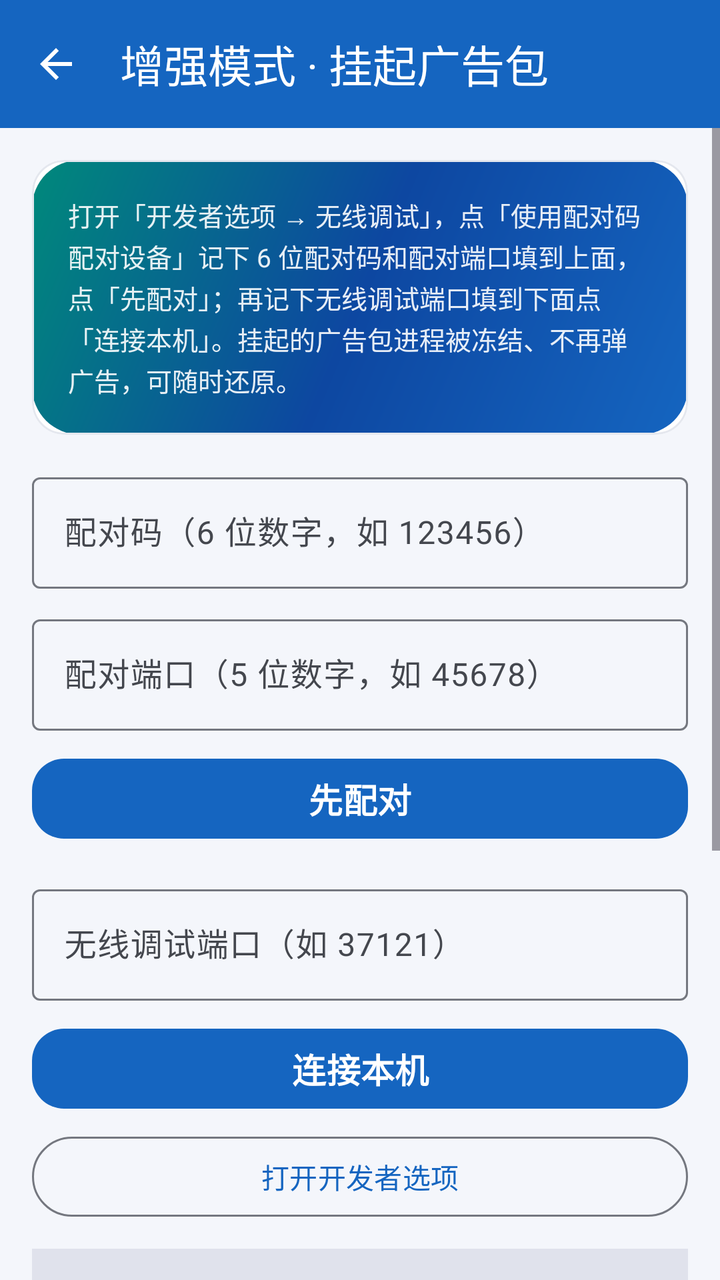
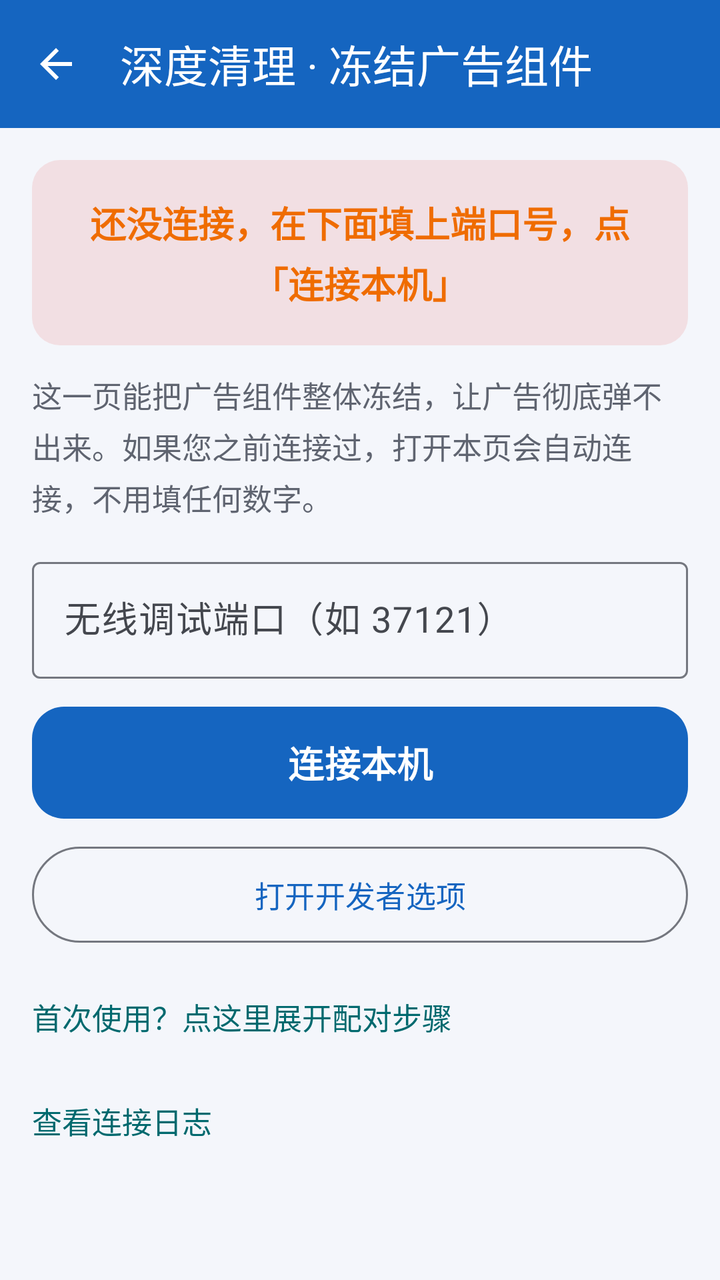

An Android layout rendered at two revisions. The XML below is the earlier revision; the diff shows what the commit changed to produce the second picture.
<!-- AndroidManifest.xml: application theme Theme.AdCleaner -->
<!-- res/layout/activity_wireless_debug.xml -->
<?xml version="1.0" encoding="utf-8"?>
<LinearLayout xmlns:android="http://schemas.android.com/apk/res/android"
    xmlns:app="http://schemas.android.com/apk/res-auto"
    android:layout_width="match_parent"
    android:layout_height="match_parent"
    android:orientation="vertical"
    android:background="@color/bg_light">

    <com.google.android.material.appbar.MaterialToolbar
        android:id="@+id/toolbar"
        style="@style/Widget.AdCleaner.Toolbar"
        android:layout_width="match_parent"
        android:layout_height="?attr/actionBarSize"
        app:title="@string/wd_title"
        app:navigationIcon="@drawable/ic_back" />

    <ScrollView
        android:layout_width="match_parent"
        android:layout_height="match_parent"
        android:fillViewport="true">

        <LinearLayout
            android:layout_width="match_parent"
            android:layout_height="wrap_content"
            android:orientation="vertical"
            android:padding="16dp">

            
            <com.google.android.material.card.MaterialCardView
                android:layout_width="match_parent"
                android:layout_height="wrap_content"
                app:cardCornerRadius="16dp"
                app:cardElevation="0dp">

                <LinearLayout
                    android:layout_width="match_parent"
                    android:layout_height="wrap_content"
                    android:orientation="vertical"
                    android:padding="18dp"
                    android:background="@drawable/gradient_hero">

                    <TextView
                        android:layout_width="wrap_content"
                        android:layout_height="wrap_content"
                        android:text="@string/wd_intro"
                        android:textColor="#E6FFFFFF"
                        android:textSize="13sp"
                        android:lineSpacingExtra="2dp" />
                </LinearLayout>
            </com.google.android.material.card.MaterialCardView>

            
            <com.google.android.material.textfield.TextInputLayout
                style="@style/Widget.Material3.TextInputLayout.OutlinedBox"
                android:layout_width="match_parent"
                android:layout_height="wrap_content"
                android:layout_marginTop="16dp"
                android:hint="@string/wd_pair_code_hint">

                <com.google.android.material.textfield.TextInputEditText
                    android:id="@+id/etPairCode"
                    android:layout_width="match_parent"
                    android:layout_height="wrap_content"
                    android:inputType="number"
                    android:imeOptions="actionDone"
                    android:maxLength="6" />
            </com.google.android.material.textfield.TextInputLayout>

            <com.google.android.material.textfield.TextInputLayout
                style="@style/Widget.Material3.TextInputLayout.OutlinedBox"
                android:layout_width="match_parent"
                android:layout_height="wrap_content"
                android:layout_marginTop="10dp"
                android:hint="@string/wd_pair_port_hint">

                <com.google.android.material.textfield.TextInputEditText
                    android:id="@+id/etPairPort"
                    android:layout_width="match_parent"
                    android:layout_height="wrap_content"
                    android:inputType="number"
                    android:imeOptions="actionDone"
                    android:maxLength="5" />
            </com.google.android.material.textfield.TextInputLayout>

            <com.google.android.material.button.MaterialButton
                android:id="@+id/btnPair"
                style="@style/Widget.AdCleaner.Button.Primary"
                android:layout_width="match_parent"
                android:layout_height="wrap_content"
                android:layout_marginTop="10dp"
                android:text="@string/wd_btn_pair" />

            
            <com.google.android.material.textfield.TextInputLayout
                style="@style/Widget.Material3.TextInputLayout.OutlinedBox"
                android:layout_width="match_parent"
                android:layout_height="wrap_content"
                android:layout_marginTop="16dp"
                android:hint="@string/wd_port_hint">

                <com.google.android.material.textfield.TextInputEditText
                    android:id="@+id/etPort"
                    android:layout_width="match_parent"
                    android:layout_height="wrap_content"
                    android:inputType="number"
                    android:imeOptions="actionDone"
                    android:maxLength="5" />
            </com.google.android.material.textfield.TextInputLayout>

            <com.google.android.material.button.MaterialButton
                android:id="@+id/btnConnect"
                style="@style/Widget.AdCleaner.Button.Primary"
                android:layout_width="match_parent"
                android:layout_height="wrap_content"
                android:layout_marginTop="10dp"
                android:text="@string/wd_btn_connect" />

            <com.google.android.material.button.MaterialButton
                android:id="@+id/btnOpenSettings"
                android:layout_width="match_parent"
                android:layout_height="wrap_content"
                android:layout_marginTop="6dp"
                android:text="@string/wd_btn_open_settings"
                style="@style/Widget.Material3.Button.OutlinedButton" />

            
            <TextView
                android:id="@+id/tvStatus"
                android:layout_width="match_parent"
                android:layout_height="wrap_content"
                android:layout_marginTop="12dp"
                android:text="@string/wd_status_idle"
                android:textColor="@color/text_secondary"
                android:textSize="14sp"
                android:padding="12dp"
                android:background="@color/m3_surfaceVariant" />

            
            <TextView
                android:layout_width="wrap_content"
                android:layout_height="wrap_content"
                android:layout_marginTop="16dp"
                android:text="@string/wd_packages_title"
                android:textStyle="bold"
                android:textSize="15sp"
                android:textColor="@color/text_primary" />

            <LinearLayout
                android:id="@+id/containerPackages"
                android:layout_width="match_parent"
                android:layout_height="wrap_content"
                android:orientation="vertical"
                android:layout_marginTop="6dp"
                android:visibility="gone" />

            
            <TextView
                android:layout_width="wrap_content"
                android:layout_height="wrap_content"
                android:layout_marginTop="16dp"
                android:text="@string/wd_log"
                android:textStyle="bold"
                android:textSize="13sp"
                android:textColor="@color/text_primary" />

            
            <androidx.core.widget.NestedScrollView
                android:id="@+id/svLog"
                android:layout_width="match_parent"
                android:layout_height="220dp"
                android:layout_marginTop="4dp"
                android:background="@color/m3_surfaceVariant"
                android:fillViewport="true">

                <TextView
                    android:id="@+id/tvLog"
                    android:layout_width="match_parent"
                    android:layout_height="wrap_content"
                    android:padding="8dp"
                    android:fontFamily="monospace"
                    android:textSize="12sp"
                    android:textColor="@color/text_primary" />
            </androidx.core.widget.NestedScrollView>

        </LinearLayout>
    </ScrollView>
</LinearLayout>
<!-- resources referenced by this layout -->
<resources>
  <color name="bg_light">#F4F6FB</color>
  <color name="m3_surfaceVariant">#E0E2EC</color>
  <color name="text_primary">#1A1A2E</color>
  <color name="text_secondary">#5F6470</color>
  <!-- drawable gradient_hero (drawable) -->
  <?xml version="1.0" encoding="utf-8"?>
  <shape xmlns:android="http://schemas.android.com/apk/res/android"
      android:shape="rectangle">
      <gradient
          android:startColor="@color/brand_blue"
          android:centerColor="@color/brand_blue_dark"
          android:endColor="@color/brand_teal"
          android:angle="135" />
      <corners android:radius="24dp" />
  </shape>
  <string name="wd_btn_connect">连接本机</string>
  <string name="wd_btn_open_settings">打开开发者选项</string>
  <string name="wd_btn_pair">先配对</string>
  <string name="wd_intro">打开「开发者选项 → 无线调试」，点「使用配对码配对设备」记下 6 位配对码和配对端口填到上面，点「先配对」；再记下无线调试端口填到下面点「连接本机」。挂起的广告包进程被冻结、不再弹广告，可随时还原。</string>
  <string name="wd_log">日志</string>
  <string name="wd_packages_title">常见广告 / 推荐组件</string>
  <string name="wd_pair_code_hint">配对码（6 位数字，如 123456）</string>
  <string name="wd_pair_port_hint">配对端口（5 位数字，如 45678）</string>
  <string name="wd_port_hint">无线调试端口（如 37121）</string>
  <string name="wd_status_idle">未连接。填端口后点「连接本机」。</string>
  <string name="wd_title">增强模式 · 挂起广告包</string>
  <style name="Widget.AdCleaner.Toolbar" parent="Widget.Material3.Toolbar">
          <item name="android:background">@color/m3_primary</item>
          <item name="titleTextColor">@color/m3_onPrimary</item>
          <item name="navigationIconTint">@color/m3_onPrimary</item>
      </style>
  <color name="brand_blue">#1565C0</color>
  <color name="brand_blue_dark">#0D47A1</color>
  <color name="brand_teal">#00897B</color>
  <color name="white">#FFFFFFFF</color>
  <color name="m3_primary">#1565C0</color>
  <color name="m3_onPrimary">#FFFFFF</color>
  <color name="m3_primaryContainer">#D8E2FF</color>
  <color name="m3_onPrimaryContainer">#001B3F</color>
  <color name="m3_secondary">#00696E</color>
  <color name="m3_onSecondary">#FFFFFF</color>
  <color name="m3_secondaryContainer">#9CF1F5</color>
  <color name="m3_onSecondaryContainer">#002022</color>
  <color name="m3_tertiary">#7A5900</color>
  <color name="m3_onTertiary">#FFFFFF</color>
  <color name="m3_error">#BA1A1A</color>
  <color name="m3_onError">#FFFFFF</color>
  <color name="m3_errorContainer">#FFDAD6</color>
  <color name="m3_onErrorContainer">#410002</color>
  <color name="m3_surface">#F8F9FF</color>
  <color name="m3_onSurface">#191C20</color>
  <color name="m3_onSurfaceVariant">#44474E</color>
  <color name="m3_outline">#74777F</color>
  <color name="m3_outlineVariant">#C4C6D0</color>
  <color name="brand_blue_light">#42A5F5</color>
  <color name="bg_page">#F4F6FB</color>
  <style name="Widget.AdCleaner.CardView" parent="Widget.Material3.CardView.Filled">
          <item name="cardCornerRadius">20dp</item>
          <item name="cardBackgroundColor">@color/bg_card</item>
          <item name="cardElevation">0dp</item>
          <item name="strokeColor">@color/divider</item>
          <item name="strokeWidth">1dp</item>
      </style>
  <color name="bg_card">#FFFFFF</color>
  <color name="divider">#E4E7EE</color>
  <!-- unchanged entries left out for length: 3 -->
</resources>

<!-- the commit's change to res/layout/activity_wireless_debug.xml (unified diff, before → after) -->
@@ -11,7 +11,7 @@
         style="@style/Widget.AdCleaner.Toolbar"
         android:layout_width="match_parent"
         android:layout_height="?attr/actionBarSize"
-        app:title="@string/wd_title"
+        app:title="@string/wd_title_elder"
         app:navigationIcon="@drawable/ic_back" />
 
     <ScrollView
@@ -26,149 +26,211 @@
             android:padding="16dp">
 
             
-            <com.google.android.material.card.MaterialCardView
-                android:layout_width="match_parent"
-                android:layout_height="wrap_content"
-                app:cardCornerRadius="16dp"
-                app:cardElevation="0dp">
-
-                <LinearLayout
-                    android:layout_width="match_parent"
-                    android:layout_height="wrap_content"
-                    android:orientation="vertical"
-                    android:padding="18dp"
-                    android:background="@drawable/gradient_hero">
-
-                    <TextView
-                        android:layout_width="wrap_content"
-                        android:layout_height="wrap_content"
-                        android:text="@string/wd_intro"
-                        android:textColor="#E6FFFFFF"
-                        android:textSize="13sp"
-                        android:lineSpacingExtra="2dp" />
-                </LinearLayout>
-            </com.google.android.material.card.MaterialCardView>
-
-            
-            <com.google.android.material.textfield.TextInputLayout
-                style="@style/Widget.Material3.TextInputLayout.OutlinedBox"
-                android:layout_width="match_parent"
-                android:layout_height="wrap_content"
-                android:layout_marginTop="16dp"
-                android:hint="@string/wd_pair_code_hint">
-
-                <com.google.android.material.textfield.TextInputEditText
-                    android:id="@+id/etPairCode"
-                    android:layout_width="match_parent"
-                    android:layout_height="wrap_content"
-                    android:inputType="number"
-                    android:imeOptions="actionDone"
-                    android:maxLength="6" />
-            </com.google.android.material.textfield.TextInputLayout>
-
-            <com.google.android.material.textfield.TextInputLayout
-                style="@style/Widget.Material3.TextInputLayout.OutlinedBox"
-                android:layout_width="match_parent"
-                android:layout_height="wrap_content"
-                android:layout_marginTop="10dp"
-                android:hint="@string/wd_pair_port_hint">
-
-                <com.google.android.material.textfield.TextInputEditText
-                    android:id="@+id/etPairPort"
-                    android:layout_width="match_parent"
-                    android:layout_height="wrap_content"
-                    android:inputType="number"
-                    android:imeOptions="actionDone"
-                    android:maxLength="5" />
-            </com.google.android.material.textfield.TextInputLayout>
-
-            <com.google.android.material.button.MaterialButton
-                android:id="@+id/btnPair"
-                style="@style/Widget.AdCleaner.Button.Primary"
-                android:layout_width="match_parent"
-                android:layout_height="wrap_content"
-                android:layout_marginTop="10dp"
-                android:text="@string/wd_btn_pair" />
-
-            
-            <com.google.android.material.textfield.TextInputLayout
-                style="@style/Widget.Material3.TextInputLayout.OutlinedBox"
-                android:layout_width="match_parent"
-                android:layout_height="wrap_content"
-                android:layout_marginTop="16dp"
-                android:hint="@string/wd_port_hint">
-
-                <com.google.android.material.textfield.TextInputEditText
-                    android:id="@+id/etPort"
-                    android:layout_width="match_parent"
-                    android:layout_height="wrap_content"
-                    android:inputType="number"
-                    android:imeOptions="actionDone"
-                    android:maxLength="5" />
-            </com.google.android.material.textfield.TextInputLayout>
-
-            <com.google.android.material.button.MaterialButton
-                android:id="@+id/btnConnect"
-                style="@style/Widget.AdCleaner.Button.Primary"
-                android:layout_width="match_parent"
-                android:layout_height="wrap_content"
-                android:layout_marginTop="10dp"
-                android:text="@string/wd_btn_connect" />
-
-            <com.google.android.material.button.MaterialButton
-                android:id="@+id/btnOpenSettings"
-                android:layout_width="match_parent"
-                android:layout_height="wrap_content"
-                android:layout_marginTop="6dp"
-                android:text="@string/wd_btn_open_settings"
-                style="@style/Widget.Material3.Button.OutlinedButton" />
-
-            
             <TextView
                 android:id="@+id/tvStatus"
                 android:layout_width="match_parent"
                 android:layout_height="wrap_content"
-                android:layout_marginTop="12dp"
-                android:text="@string/wd_status_idle"
+                android:padding="18dp"
+                android:gravity="center"
+                android:text="@string/wd_status_idle_elder"
+                android:textColor="@color/warn_orange"
+                android:textSize="18sp"
+                android:textStyle="bold"
+                android:background="@drawable/bg_status_danger"
+                android:lineSpacingExtra="4dp" />
+
+            
+            <TextView
+                android:layout_width="match_parent"
+                android:layout_height="wrap_content"
+                android:layout_marginTop="14dp"
+                android:text="@string/wd_intro_elder"
                 android:textColor="@color/text_secondary"
-                android:textSize="14sp"
-                android:padding="12dp"
-                android:background="@color/m3_surfaceVariant" />
+                android:textSize="15sp"
+                android:lineSpacingExtra="4dp" />
+
+            
+            <LinearLayout
+                android:id="@+id/containerActions"
+                android:layout_width="match_parent"
+                android:layout_height="wrap_content"
+                android:orientation="vertical"
+                android:visibility="gone">
+
+                <com.google.android.material.button.MaterialButton
+                    android:id="@+id/btnEnableAccessibility"
+                    style="@style/Widget.AdCleaner.Button.Secondary"
+                    android:layout_width="match_parent"
+                    android:layout_height="64dp"
+                    android:layout_marginTop="16dp"
+                    android:textSize="17sp"
+                    android:text="@string/wd_btn_enable_acc"
+                    app:icon="@drawable/ic_accessibility"
+                    app:iconSize="22dp" />
+
+                <com.google.android.material.button.MaterialButton
+                    android:id="@+id/btnSuspendAll"
+                    style="@style/Widget.AdCleaner.Button.Primary"
+                    android:layout_width="match_parent"
+                    android:layout_height="72dp"
+                    android:layout_marginTop="12dp"
+                    android:textSize="20sp"
+                    android:text="@string/wd_btn_suspend_all"
+                    app:iconGravity="textStart" />
+
+                <com.google.android.material.button.MaterialButton
+                    android:id="@+id/btnUnsuspendAll"
+                    style="@style/Widget.Material3.Button.OutlinedButton"
+                    android:layout_width="match_parent"
+                    android:layout_height="60dp"
+                    android:layout_marginTop="10dp"
+                    android:textSize="17sp"
+                    android:text="@string/wd_btn_unsuspend_all" />
+
+                <TextView
+                    android:id="@+id/btnTogglePkgList"
+                    android:layout_width="wrap_content"
+                    android:layout_height="wrap_content"
+                    android:layout_marginTop="14dp"
+                    android:paddingTop="8dp"
+                    android:paddingBottom="8dp"
+                    android:text="@string/wd_toggle_pkg_list"
+                    android:textColor="@color/m3_secondary"
+                    android:textSize="15sp" />
+
+                
+                <LinearLayout
+                    android:id="@+id/containerPackages"
+                    android:layout_width="match_parent"
+                    android:layout_height="wrap_content"
+                    android:orientation="vertical"
+                    android:layout_marginTop="6dp"
+                    android:visibility="gone" />
+            </LinearLayout>
+
+            
+            <LinearLayout
+                android:id="@+id/containerConnect"
+                android:layout_width="match_parent"
+                android:layout_height="wrap_content"
+                android:orientation="vertical">
+
+                <com.google.android.material.textfield.TextInputLayout
+                    style="@style/Widget.Material3.TextInputLayout.OutlinedBox"
+                    android:layout_width="match_parent"
+                    android:layout_height="wrap_content"
+                    android:layout_marginTop="16dp"
+                    android:hint="@string/wd_port_hint">
+
+                    <com.google.android.material.textfield.TextInputEditText
+                        android:id="@+id/etPort"
+                        android:layout_width="match_parent"
+                        android:layout_height="wrap_content"
+                        android:textSize="18sp"
+                        android:inputType="number"
+                        android:imeOptions="actionDone"
+                        android:maxLength="5" />
+                </com.google.android.material.textfield.TextInputLayout>
+
+                <com.google.android.material.button.MaterialButton
+                    android:id="@+id/btnConnect"
+                    style="@style/Widget.AdCleaner.Button.Primary"
+                    android:layout_width="match_parent"
+                    android:layout_height="64dp"
+                    android:layout_marginTop="10dp"
+                    android:textSize="18sp"
+                    android:text="@string/wd_btn_connect" />
+
+                <com.google.android.material.button.MaterialButton
+                    android:id="@+id/btnOpenSettings"
+                    style="@style/Widget.Material3.Button.OutlinedButton"
+                    android:layout_width="match_parent"
+                    android:layout_height="56dp"
+                    android:layout_marginTop="6dp"
+                    android:textSize="15sp"
+                    android:text="@string/wd_btn_open_settings" />
+
+                
+                <TextView
+                    android:id="@+id/btnTogglePair"
+                    android:layout_width="wrap_content"
+                    android:layout_height="wrap_content"
+                    android:layout_marginTop="14dp"
+                    android:paddingTop="8dp"
+                    android:paddingBottom="8dp"
+                    android:text="@string/wd_toggle_pair"
+                    android:textColor="@color/m3_secondary"
+                    android:textSize="15sp" />
+
+                <LinearLayout
+                    android:id="@+id/containerPair"
+                    android:layout_width="match_parent"
+                    android:layout_height="wrap_content"
+                    android:orientation="vertical"
+                    android:visibility="gone">
+
+                    <com.google.android.material.textfield.TextInputLayout
+                        style="@style/Widget.Material3.TextInputLayout.OutlinedBox"
+                        android:layout_width="match_parent"
+                        android:layout_height="wrap_content"
+                        android:hint="@string/wd_pair_code_hint">
+
+                        <com.google.android.material.textfield.TextInputEditText
+                            android:id="@+id/etPairCode"
+                            android:layout_width="match_parent"
+                            android:layout_height="wrap_content"
+                            android:textSize="18sp"
+                            android:inputType="number"
+                            android:imeOptions="actionDone"
+                            android:maxLength="6" />
+                    </com.google.android.material.textfield.TextInputLayout>
+
+                    <com.google.android.material.textfield.TextInputLayout
+                        style="@style/Widget.Material3.TextInputLayout.OutlinedBox"
+                        android:layout_width="match_parent"
+                        android:layout_height="wrap_content"
+                        android:layout_marginTop="10dp"
+                        android:hint="@string/wd_pair_port_hint">
+
+                        <com.google.android.material.textfield.TextInputEditText
+                            android:id="@+id/etPairPort"
+                            android:layout_width="match_parent"
+                            android:layout_height="wrap_content"
+                            android:textSize="18sp"
+                            android:inputType="number"
+                            android:imeOptions="actionDone"
+                            android:maxLength="5" />
+                    </com.google.android.material.textfield.TextInputLayout>
+
+                    <com.google.android.material.button.MaterialButton
+                        android:id="@+id/btnPair"
+                        style="@style/Widget.AdCleaner.Button.Primary"
+                        android:layout_width="match_parent"
+                        android:layout_height="56dp"
+                        android:layout_marginTop="10dp"
+                        android:textSize="16sp"
+                        android:text="@string/wd_btn_pair" />
+                </LinearLayout>
+            </LinearLayout>
 
             
             <TextView
+                android:id="@+id/btnToggleLog"
                 android:layout_width="wrap_content"
                 android:layout_height="wrap_content"
-                android:layout_marginTop="16dp"
-                android:text="@string/wd_packages_title"
-                android:textStyle="bold"
-                android:textSize="15sp"
-                android:textColor="@color/text_primary" />
-
-            <LinearLayout
-                android:id="@+id/containerPackages"
-                android:layout_width="match_parent"
-                android:layout_height="wrap_content"
-                android:orientation="vertical"
-                android:layout_marginTop="6dp"
-                android:visibility="gone" />
-
-            
-            <TextView
-                android:layout_width="wrap_content"
-                android:layout_height="wrap_content"
-                android:layout_marginTop="16dp"
-                android:text="@string/wd_log"
-                android:textStyle="bold"
-                android:textSize="13sp"
-                android:textColor="@color/text_primary" />
-
-            
+                android:layout_marginTop="14dp"
+                android:paddingTop="8dp"
+                android:paddingBottom="8dp"
+                android:text="@string/wd_toggle_log"
+                android:textColor="@color/m3_secondary"
+                android:textSize="15sp" />
+
             <androidx.core.widget.NestedScrollView
                 android:id="@+id/svLog"
                 android:layout_width="match_parent"
                 android:layout_height="220dp"
                 android:layout_marginTop="4dp"
+                android:visibility="gone"
                 android:background="@color/m3_surfaceVariant"
                 android:fillViewport="true">
 
@@ -177,8 +239,7 @@
                     android:layout_width="match_parent"
                     android:layout_height="wrap_content"
                     android:padding="8dp"
-                    android:fontFamily="monospace"
-                    android:textSize="12sp"
+                    android:textSize="13sp"
                     android:textColor="@color/text_primary" />
             </androidx.core.widget.NestedScrollView>
 
<!-- resource entries referenced after the edit -->
@@ -4,36 +4,48 @@
   <color name="m3_surfaceVariant">#E0E2EC</color>
   <color name="text_primary">#1A1A2E</color>
   <color name="text_secondary">#5F6470</color>
-  <!-- drawable gradient_hero (drawable) -->
+  <color name="warn_orange">#EF6C00</color>
+  <!-- drawable bg_status_danger (drawable) -->
   <?xml version="1.0" encoding="utf-8"?>
   <shape xmlns:android="http://schemas.android.com/apk/res/android"
       android:shape="rectangle">
-      <gradient
-          android:startColor="@color/brand_blue"
-          android:centerColor="@color/brand_blue_dark"
-          android:endColor="@color/brand_teal"
-          android:angle="135" />
-      <corners android:radius="24dp" />
+      <solid android:color="@color/danger_bg" />
+      <corners android:radius="14dp" />
   </shape>
+  <!-- drawable ic_accessibility (drawable) -->
+  <vector xmlns:android="http://schemas.android.com/apk/res/android"
+      android:width="24dp" android:height="24dp"
+      android:viewportWidth="24" android:viewportHeight="24"
+      android:tint="?attr/colorOnPrimary">
+      <path android:fillColor="@android:color/white"
+          android:pathData="M12,2c1.1,0 2,0.9 2,2s-0.9,2 -2,2 -2,-0.9 -2,-2 0.9,-2 2,-2zM19,13h-3v8h-2v-4h-2v4H8v-8H5v-2h14z" />
+  </vector>
   <string name="wd_btn_connect">连接本机</string>
+  <string name="wd_btn_enable_acc">帮我把无障碍权限也打开</string>
   <string name="wd_btn_open_settings">打开开发者选项</string>
   <string name="wd_btn_pair">先配对</string>
-  <string name="wd_intro">打开「开发者选项 → 无线调试」，点「使用配对码配对设备」记下 6 位配对码和配对端口填到上面，点「先配对」；再记下无线调试端口填到下面点「连接本机」。挂起的广告包进程被冻结、不再弹广告，可随时还原。</string>
-  <string name="wd_log">日志</string>
-  <string name="wd_packages_title">常见广告 / 推荐组件</string>
+  <string name="wd_btn_suspend_all">一键冻结全部广告组件</string>
+  <string name="wd_btn_unsuspend_all">全部还原（恢复广告组件）</string>
+  <string name="wd_intro_elder">这一页能把广告组件整体冻结，让广告彻底弹不出来。如果您之前连接过，打开本页会自动连接，不用填任何数字。</string>
   <string name="wd_pair_code_hint">配对码（6 位数字，如 123456）</string>
   <string name="wd_pair_port_hint">配对端口（5 位数字，如 45678）</string>
   <string name="wd_port_hint">无线调试端口（如 37121）</string>
-  <string name="wd_status_idle">未连接。填端口后点「连接本机」。</string>
-  <string name="wd_title">增强模式 · 挂起广告包</string>
+  <string name="wd_status_idle_elder">还没连接，在下面填上端口号，点「连接本机」</string>
+  <string name="wd_title_elder">深度清理 · 冻结广告组件</string>
+  <string name="wd_toggle_log">查看连接日志</string>
+  <string name="wd_toggle_pair">首次使用？点这里展开配对步骤</string>
+  <string name="wd_toggle_pkg_list">查看每个广告组件（高级）</string>
+  <style name="Widget.AdCleaner.Button.Secondary" parent="Widget.Material3.Button.TonalButton">
+          <item name="cornerRadius">14dp</item>
+          <item name="iconGravity">textStart</item>
+          <item name="iconPadding">8dp</item>
+      </style>
   <style name="Widget.AdCleaner.Toolbar" parent="Widget.Material3.Toolbar">
           <item name="android:background">@color/m3_primary</item>
           <item name="titleTextColor">@color/m3_onPrimary</item>
           <item name="navigationIconTint">@color/m3_onPrimary</item>
       </style>
-  <color name="brand_blue">#1565C0</color>
-  <color name="brand_blue_dark">#0D47A1</color>
-  <color name="brand_teal">#00897B</color>
+  <color name="danger_bg">#1FE53935</color>
   <color name="white">#FFFFFFFF</color>
   <color name="m3_primary">#1565C0</color>
   <color name="m3_onPrimary">#FFFFFF</color>
